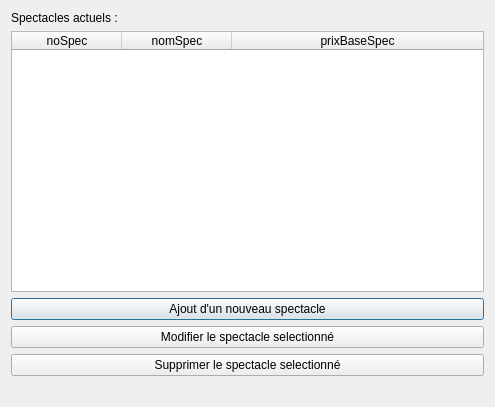
This is Theatre_Project/gui/spec_edit.ui in alaabenfatma/Projet_SQL_Python as Qt 5 draws it before an edit. The edited form follows.
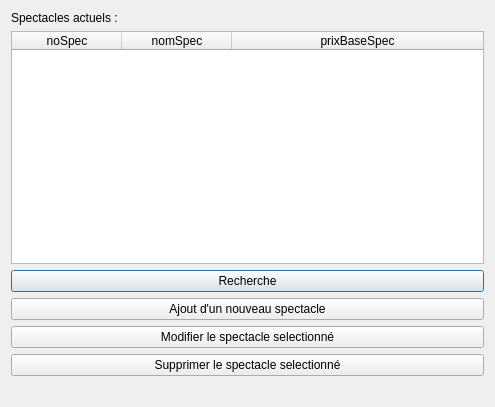
This is the edited form. Icons and pictures are not drawn.

The edit to the form file:
```diff
--- a/Theatre_Project/gui/spec_edit.ui
+++ b/Theatre_Project/gui/spec_edit.ui
@@ -55,6 +55,17 @@
      </column>
     </widget>
    </item>
+   <item>
+    <widget class="QPushButton" name="pushButton">
+     <property name="text">
+      <string>Recherche</string>
+     </property>
+     <property name="icon">
+      <iconset>
+       <normaloff>recherche.png</normaloff>recherche.png</iconset>
+     </property>
+    </widget>
+   </item>
    <item>
     <widget class="QPushButton" name="add_btn">
      <property name="autoFillBackground">
```
Left out of the diff: 41 changed lines with no effect on the pictures.
